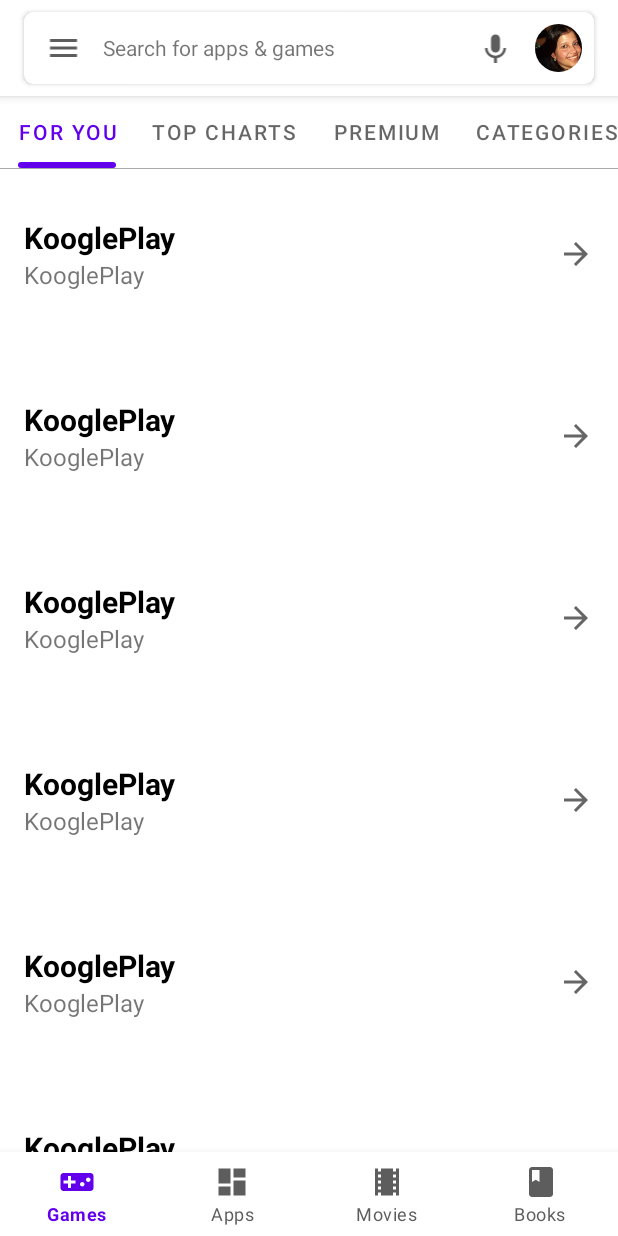
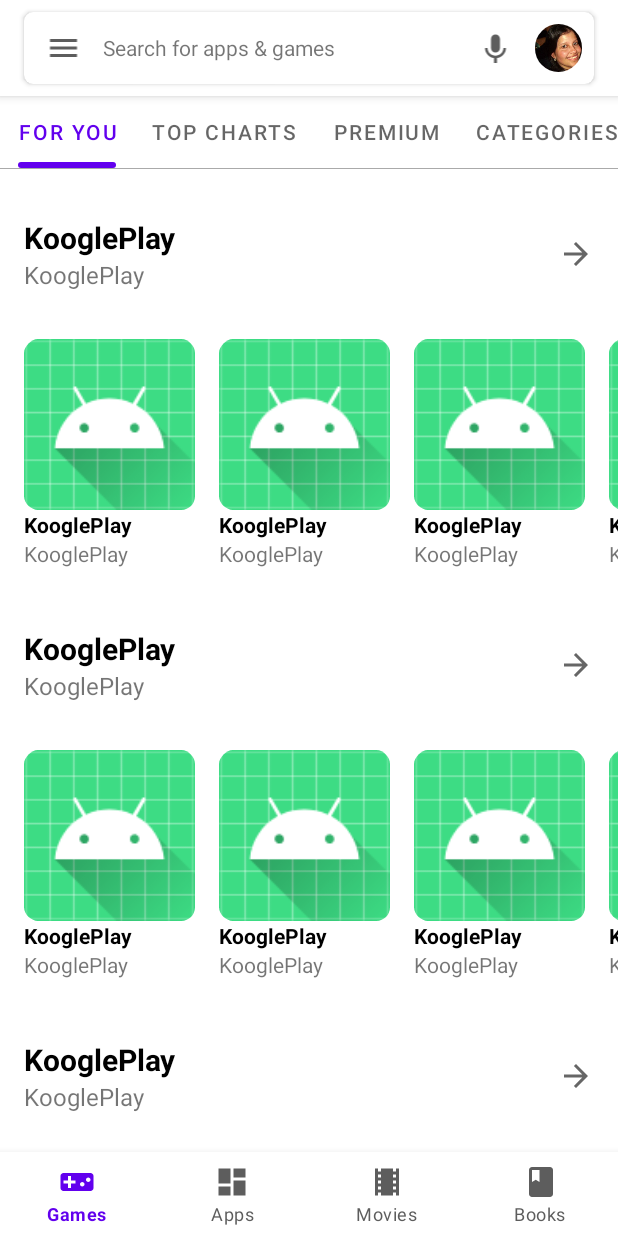
Before and after one commit to dayanamaia/estudo-android-ui-googleplay, an Android app: the screen it shows after launch (MainActivity), on a phone screen of 412 x 824 dp. Run offline under Robolectric (Android 15) with nearby library versions, the phone set to English and light mode, and no system bars.

```diff
--- /dev/null
+++ b/app/src/main/java/com/example/koogleplay/view/adapter/ForYouHorizontalAdapter.kt
@@ -0,0 +1,30 @@
+package com.example.koogleplay.view.adapter
+
+import android.view.LayoutInflater
+import android.view.View
+import android.view.ViewGroup
+import androidx.recyclerview.widget.LinearLayoutManager
+import androidx.recyclerview.widget.RecyclerView
+import com.example.koogleplay.R
+import kotlinx.android.synthetic.main.item_game_for_you.view.*
+
+class ForYouHorizontalAdapter: RecyclerView.Adapter<ForYouHorizontalAdapter.HorizontalHolder>() {
+
+    override fun onCreateViewHolder(parent: ViewGroup, viewType: Int) = HorizontalHolder(
+        LayoutInflater.from(parent.context).inflate(R.layout.item_game, parent, false)
+    )
+
+    override fun getItemCount(): Int = 30
+
+    override fun onBindViewHolder(holder: HorizontalHolder, position: Int) {
+        holder.bind()
+    }
+
+    class HorizontalHolder(itemView : View): RecyclerView.ViewHolder(itemView) {
+        fun bind() {
+            with(itemView) {
+
+            }
+        }
+    }
+}
--- a/app/src/main/java/com/example/koogleplay/view/adapter/ForYouVerticalAdapter.kt
+++ b/app/src/main/java/com/example/koogleplay/view/adapter/ForYouVerticalAdapter.kt
@@ -27,6 +27,7 @@ class ForYouVerticalAdapter : RecyclerView.Adapter<ForYouVerticalAdapter.Vertica
                     itemView.context, RecyclerView.HORIZONTAL, false
                 )
 
+                this.rv_horizontal.adapter = ForYouHorizontalAdapter()
 
             }
         }
--- a/app/src/main/res/layout/item_game_for_you.xml
+++ b/app/src/main/res/layout/item_game_for_you.xml
@@ -1,7 +1,7 @@
 <?xml version="1.0" encoding="utf-8"?>
 <RelativeLayout xmlns:android="http://schemas.android.com/apk/res/android"
     android:layout_width="match_parent"
-    android:layout_height="match_parent"
+    android:layout_height="wrap_content"
     xmlns:tools="http://schemas.android.com/tools">
 
     <TextView
@@ -46,6 +46,7 @@
         android:layout_width="match_parent"
         android:layout_height="wrap_content"
         tools:listitem="@layout/item_game"
+        android:clipToPadding="false"
         tools:itemCount="1"/>
 
 </RelativeLayout>
```
